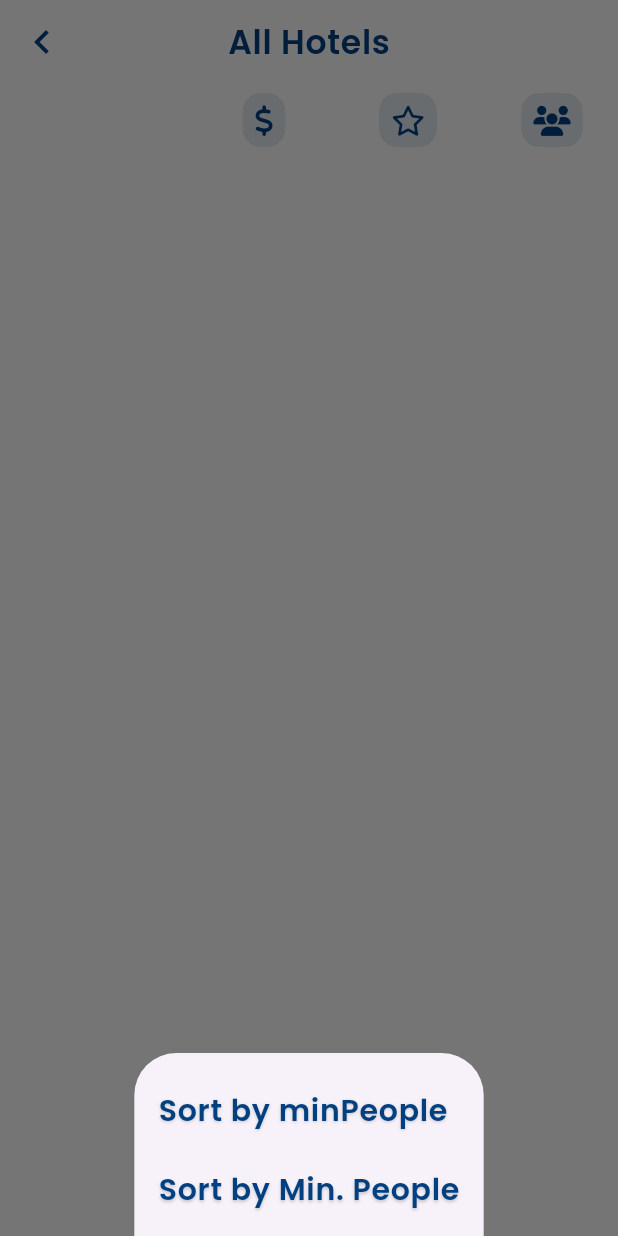
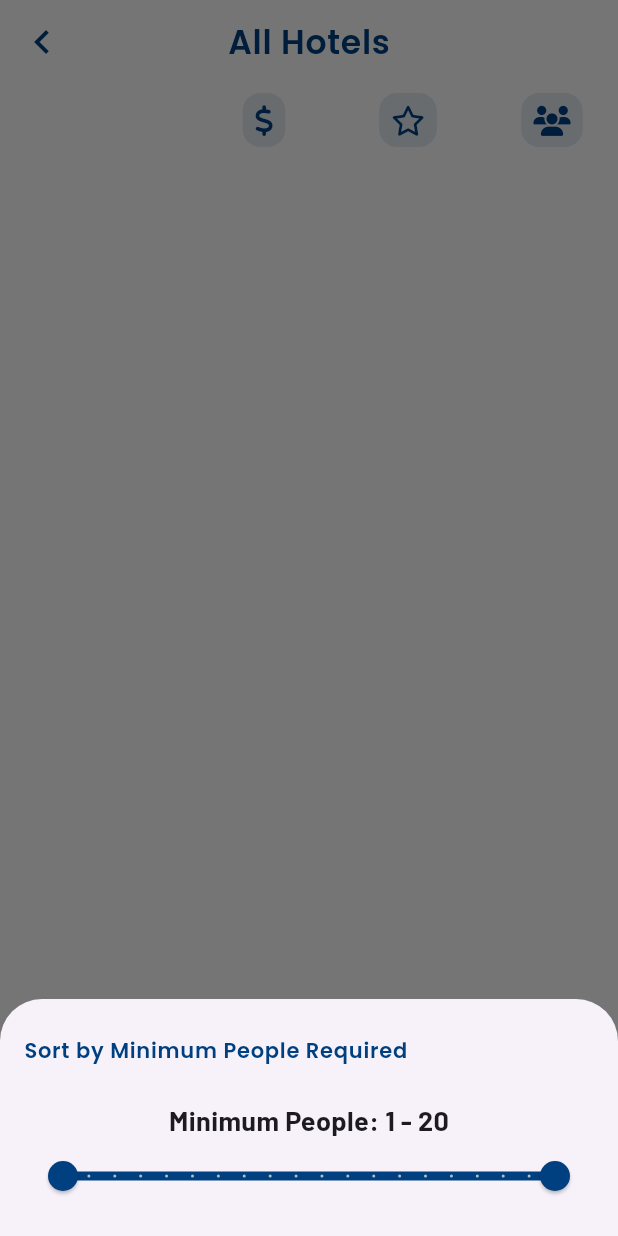
Before and after one commit to creeeasy/hotel-booking-app, a Flutter app: the HotelBrowseView screen opened by its route, after a tap on an icon or button, on a phone screen of 412 x 824 dp. Run offline on Flutter 3.47's test engine with Material 3 defaults, Android fonts, the light colour scheme and no system bars; our stand-ins replace carousel_slider, cloud_firestore, equatable, firebase_auth, firebase_core, flutter_bloc and 5 more; accounts and stored records are empty; generated files the repository leaves out were written again; project files that could hold a hidden picture were left out.

Commit message:
implement a basic range slider

```diff
--- a/source-code/lib/screens/visitor/hotel_browse_view.dart
+++ b/source-code/lib/screens/visitor/hotel_browse_view.dart
@@ -3,6 +3,7 @@
 import 'package:fatiel/constants/colors/visitor_theme_colors.dart';
 import 'package:fatiel/enum/filter_option.dart';
 import 'package:fatiel/screens/visitor/widget/custom_back_app_bar_widget.dart';
+import 'package:fatiel/screens/visitor/widget/range_slider_widget.dart';
 import 'package:flutter/material.dart';
 import 'package:font_awesome_flutter/font_awesome_flutter.dart';
 
@@ -98,94 +99,59 @@ class _HotelBrowseViewState extends State<HotelBrowseView> {
     );
   }
 
-  Widget _buildSortTitle(FilterOption _option) {
+  Widget _buildSortTitle(FilterOption option) {
+    final title = switch (option) {
+      FilterOption.minPeople => "Minimum People Required",
+      FilterOption.price => "Price Range",
+      FilterOption.rating => "Customer Rating",
+    };
+
     return Padding(
-      padding: const EdgeInsets.symmetric(
-          vertical: 8.0), // Add vertical padding for spacing
+      padding: const EdgeInsets.symmetric(vertical: 8.0),
       child: Text(
-        'Sort by ${_option.name}',
+        'Sort by $title',
         style: TextStyle(
           fontFamily: 'Poppins',
-          fontSize: 20, // Increased font size for better readability
-          fontWeight:
-              FontWeight.w600, // Slightly lighter than bold for a modern feel
+          fontSize: 14,
+          fontWeight: FontWeight.w600,
           color: VisitorThemeColors.primaryColor,
-          letterSpacing:
-              0.5, // Add some letter spacing for better text legibility
-          shadows: [
-            Shadow(
-              blurRadius: 2.0,
-              color: Colors.black.withOpacity(0.2), // Subtle shadow for depth
-              offset: Offset(0.0, 1.0), // Shadow slightly offset
-            ),
-          ],
+          letterSpacing: 0.5,
         ),
       ),
     );
   }
 
-  Widget _buildSortOptions(FilterOption _option) {
-    switch (_option) {
+  Widget _buildSortOptions(FilterOption option) {
+    switch (option) {
       case FilterOption.rating:
-        return Text(
-          'Sort by ${_option.displayName}',
-          style: TextStyle(
-            fontFamily: 'Poppins',
-            fontSize: 20, // Adjust font size as needed
-            fontWeight: FontWeight.w600,
-            color: VisitorThemeColors.primaryColor,
-            letterSpacing: 0.5,
-            shadows: [
-              Shadow(
-                blurRadius: 2.0,
-                color: Colors.black.withOpacity(0.2),
-                offset: Offset(0.0, 1.0),
-              ),
-            ],
-          ),
+        return RangeSliderWidget<int>(
+          minValue: 0,
+          maxValue: 5,
+          divisions: 5,
+          label: 'Rating',
+          onChanged: (val) => print("Rating filter set to: $val"),
         );
 
       case FilterOption.price:
-        return Text(
-          'Sort by ${_option.displayName}',
-          style: TextStyle(
-            fontFamily: 'Poppins',
-            fontSize: 20,
-            fontWeight: FontWeight.w600,
-            color: VisitorThemeColors.primaryColor,
-            letterSpacing: 0.5,
-            shadows: [
-              Shadow(
-                blurRadius: 2.0,
-                color: Colors.black.withOpacity(0.2),
-                offset: Offset(0.0, 1.0),
-              ),
-            ],
-          ),
+        return RangeSliderWidget<int>(
+          minValue: 0,
+          maxValue: 1000,
+          divisions: 20,
+          label: 'Price',
+          onChanged: (val) => print("Price filter set to: $val"),
         );
 
       case FilterOption.minPeople:
-        return Text(
-          'Sort by ${_option.displayName}',
-          style: TextStyle(
-            fontFamily: 'Poppins',
-            fontSize: 20,
-            fontWeight: FontWeight.w600,
-            color: VisitorThemeColors.primaryColor,
-            letterSpacing: 0.5,
-            shadows: [
-              Shadow(
-                blurRadius: 2.0,
-                color: Colors.black.withOpacity(0.2),
-                offset: Offset(0.0, 1.0),
-              ),
-            ],
-          ),
+        return RangeSliderWidget<int>(
+          minValue: 1,
+          maxValue: 20,
+          divisions: 19,
+          label: 'Minimum People',
+          onChanged: (val) => print("Minimum people filter set to: $val"),
         );
 
       default:
-        return SizedBox
-            .shrink(); // Return an empty widget for unexpected options
+        return const SizedBox.shrink(); // Handles unexpected cases
     }
   }
 }
--- /dev/null
+++ b/source-code/lib/screens/visitor/widget/range_slider_widget.dart
@@ -0,0 +1,67 @@
+import 'package:fatiel/constants/colors/visitor_theme_colors.dart';
+import 'package:flutter/material.dart';
+
+class RangeSliderWidget<T extends num> extends StatefulWidget {
+  final T minValue;
+  final T maxValue;
+  final int? divisions;
+  final ValueChanged<RangeValues>? onChanged;
+  final String label;
+
+  const RangeSliderWidget({
+    super.key,
+    required this.minValue,
+    required this.maxValue,
+    required this.label,
+    this.divisions,
+    this.onChanged,
+  });
+
+  @override
+  State<RangeSliderWidget<T>> createState() => _RangeSliderWidgetState<T>();
+}
+
+class _RangeSliderWidgetState<T extends num> extends State<RangeSliderWidget<T>> {
+  late RangeValues currentRangeValues;
+
+  @override
+  void initState() {
+    super.initState();
+    currentRangeValues = RangeValues(widget.minValue.toDouble(), widget.maxValue.toDouble());
+  }
+
+  @override
+  Widget build(BuildContext context) {
+    return Column(
+      mainAxisAlignment: MainAxisAlignment.center,
+      children: [
+        Text(
+          "${widget.label}: ${_formattedValue(currentRangeValues.start)} - ${_formattedValue(currentRangeValues.end)}",
+          style: const TextStyle(fontSize: 18, fontWeight: FontWeight.bold),
+        ),
+        RangeSlider(
+          values: currentRangeValues,
+          min: widget.minValue.toDouble(),
+          max: widget.maxValue.toDouble(),
+          divisions: widget.divisions,
+          labels: RangeLabels(
+            _formattedValue(currentRangeValues.start),
+            _formattedValue(currentRangeValues.end),
+          ),
+          activeColor: VisitorThemeColors.primaryColor,
+          inactiveColor: VisitorThemeColors.greyColor,
+          onChanged: (RangeValues newValues) {
+            setState(() {
+              currentRangeValues = newValues;
+            });
+            widget.onChanged?.call(newValues);
+          },
+        ),
+      ],
+    );
+  }
+
+  String _formattedValue(double value) {
+    return T == int ? value.round().toString() : value.toStringAsFixed(1);
+  }
+}
```
